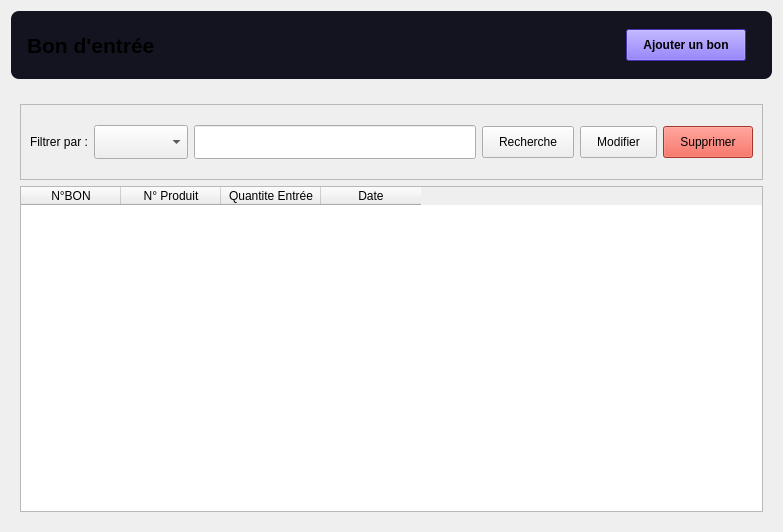
First picture: the form in interface/entry_widget.ui, repository miranto-andria/stock-it, before the edit.
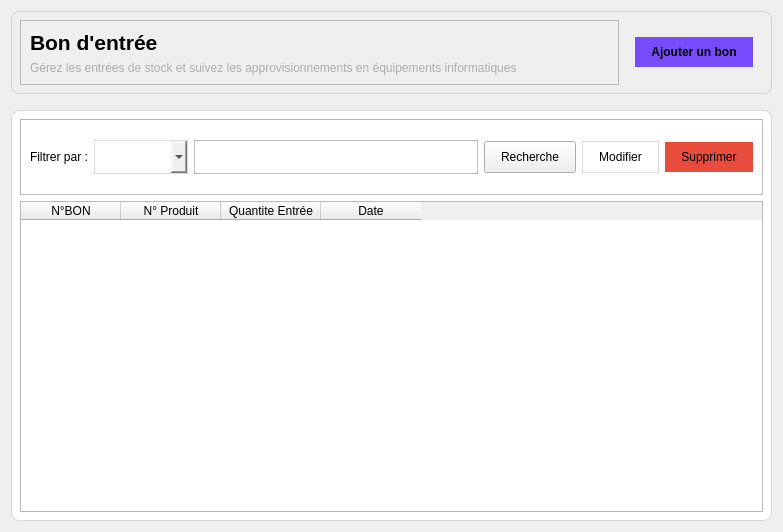
Second picture: the form after the edit. Icons and pictures are not drawn.

Commit message: style : restyliser toute la fenetre

Diff of the .ui file:
```diff
--- a/interface/entry_widget.ui
+++ b/interface/entry_widget.ui
@@ -16,13 +16,20 @@
   <property name="styleSheet">
    <string notr="true">
 #middle{
-border-radius : 8px
+border-radius : 8px;
+border : 1px solid rgba(171, 173, 174, 40%); 
+background-color : #fff;
+}
+#description{
+color : #abadae
 }
 
 #searchBar{
-background : #13141F;
+
 border-radius : 8px;
-padding : 50px
+padding : 50px;
+border : 1px solid rgba(171, 173, 174, 40%);
+
 }
  #pageName , #add {
 font-weight : bold;
@@ -53,21 +60,15 @@
       <string notr="true"/>
      </property>
      <layout class="QHBoxLayout" name="horizontalLayout">
-      <property name="spacing">
-       <number>8</number>
-      </property>
-      <property name="leftMargin">
-       <number>16</number>
-      </property>
-      <property name="topMargin">
-       <number>8</number>
-      </property>
-      <property name="rightMargin">
-       <number>16</number>
-      </property>
-      <property name="bottomMargin">
-       <number>8</number>
-      </property>
+      <item>
+       <widget class="QFrame" name="frame_2">
+        <property name="frameShape">
+         <enum>QFrame::Shape::StyledPanel</enum>
+        </property>
+        <property name="frameShadow">
+         <enum>QFrame::Shadow::Raised</enum>
+        </property>
+        <layout class="QVBoxLayout" name="verticalLayout_3">
       <item>
        <widget class="QLabel" name="pageName">
         <property name="sizePolicy">
@@ -91,6 +92,16 @@
        </widget>
       </item>
       <item>
+          <widget class="QLabel" name="description">
+           <property name="text">
+            <string>Gérez les entrées de stock et suivez les approvisionnements en équipements informatiques</string>
+           </property>
+          </widget>
+         </item>
+        </layout>
+       </widget>
+      </item>
+      <item>
        <widget class="QFrame" name="add">
         <property name="sizePolicy">
          <sizepolicy hsizetype="Minimum" vsizetype="Minimum">
@@ -111,8 +122,9 @@
          <item>
           <widget class="QPushButton" name="btnAdd">
            <property name="styleSheet">
-            <string notr="true">background-color : #6243FF;
-font : bold</string>
+            <string notr="true">background-color : #774cff;
+font : bold;
+border : none;</string>
            </property>
            <property name="text">
             <string>Ajouter un bon</string>
@@ -135,10 +147,13 @@
     </widget>
    </item>
    <item>
-    <widget class="QWidget" name="widget_3" native="true">
+    <widget class="QWidget" name="middle" native="true">
      <layout class="QVBoxLayout" name="verticalLayout_2">
       <item>
        <widget class="QFrame" name="frame">
+        <property name="styleSheet">
+         <string notr="true"/>
+        </property>
         <property name="frameShape">
          <enum>QFrame::Shape::StyledPanel</enum>
         </property>
@@ -162,14 +177,15 @@
          <item>
           <widget class="QComboBox" name="searchChoice">
            <property name="styleSheet">
-            <string notr="true"/>
+            <string notr="true">border : 1px solid rgba(171, 173, 174, 40%);</string>
            </property>
           </widget>
          </item>
          <item>
           <widget class="QLineEdit" name="searchInput">
            <property name="styleSheet">
-            <string notr="true">padding : 8px 16px</string>
+            <string notr="true">padding : 8px 16px;
+border : 1px solid rgba(171, 173, 174, 80%); background-color : #fff;</string>
            </property>
           </widget>
          </item>
@@ -195,8 +211,7 @@
          <item>
           <widget class="QPushButton" name="btnEdit">
            <property name="styleSheet">
-            <string notr="true">
-</string>
+            <string notr="true">border : 1px solid rgba(171, 173, 174, 40%);</string>
            </property>
            <property name="text">
             <string>Modifier</string>
@@ -215,7 +230,9 @@
          <item>
           <widget class="QPushButton" name="btnDelete">
            <property name="styleSheet">
-            <string notr="true">background :#e74c3c</string>
+            <string notr="true">background :#e74c3c;
+border : none
+</string>
            </property>
            <property name="text">
             <string>Supprimer</string>
```
Lines whose indentation alone changed are shown as unchanged. The commit also changes 9 other files.
